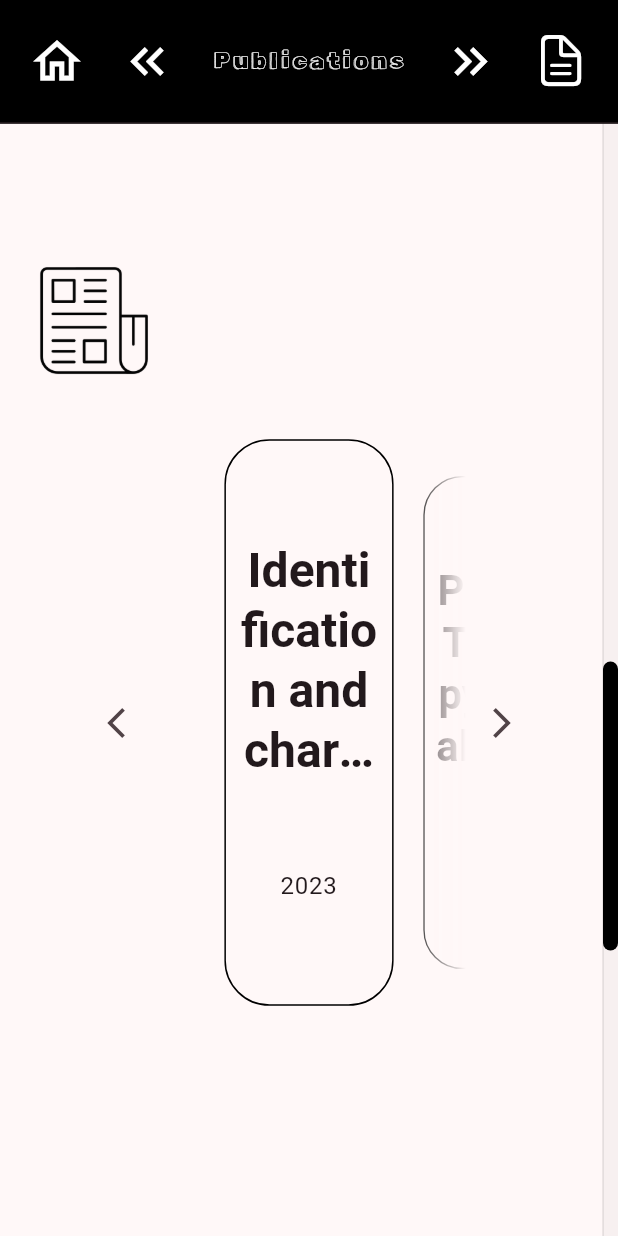
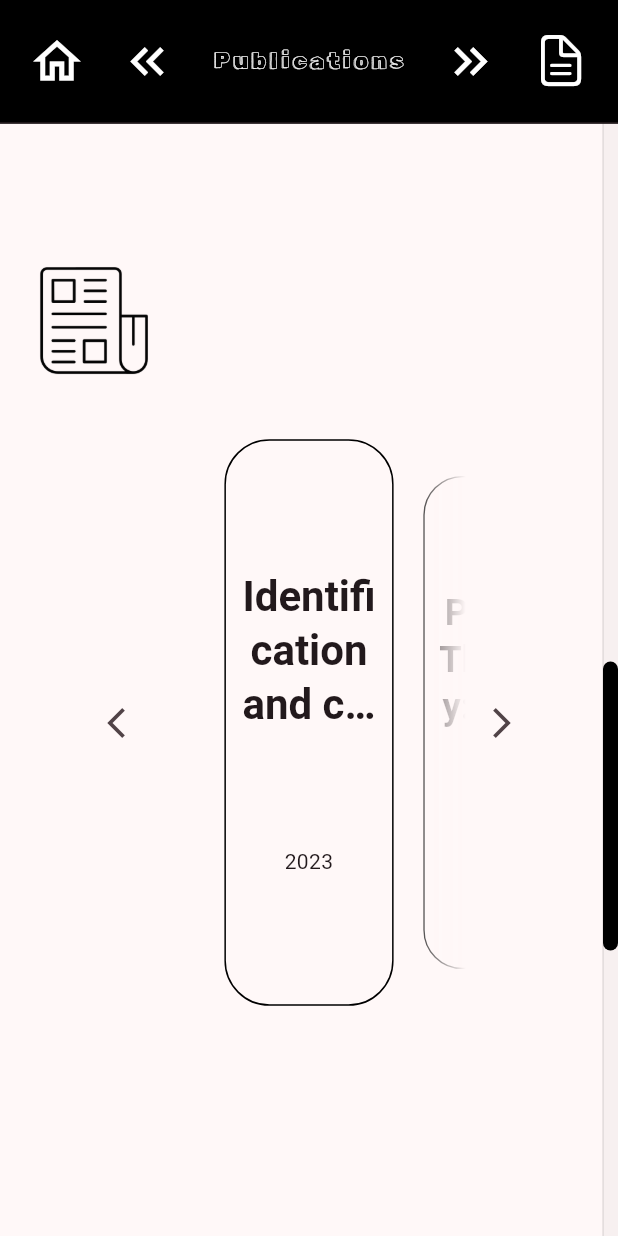
Before and after one commit to siva-ratnakar/home_page, a Flutter app: the ProfessionalPage screen opened by its route, scrolled down 1152 dp, on a phone screen of 412 x 824 dp. Run offline on Flutter 3.47's test engine with Material 3 defaults, Android fonts, the phone set to English and light mode, and no system bars; drawn by our look-alikes of carousel_slider; our stand-ins replace flutter_animate, go_router.

Commit message:
update prof. page text

```diff
--- a/lib/professional/src/body.dart
+++ b/lib/professional/src/body.dart
@@ -331,8 +331,8 @@ class CardFront extends StatelessWidget {
       children: [
         Text(
           item.title,
-          maxLines: 4,
-          style: Theme.of(context).textTheme.headlineLarge!.copyWith(
+          maxLines: 3,
+          style: Theme.of(context).textTheme.headlineMedium!.copyWith(
                 fontWeight: FontWeight.bold,
                 overflow: TextOverflow.ellipsis,
               ),
@@ -340,16 +340,15 @@ class CardFront extends StatelessWidget {
         if (item.description != null)
           Text(
             item.description!,
-            maxLines: 4,
-            style: Theme.of(context).textTheme.titleLarge!.copyWith(
+            style: Theme.of(context).textTheme.titleMedium!.copyWith(
                   // TODO(immadisairaj): check the overflow
                   // situation with more text
-                  overflow: TextOverflow.ellipsis,
+                  overflow: TextOverflow.visible,
                 ),
           ).center,
         Text(
           item.time,
-          style: Theme.of(context).textTheme.bodyLarge!.copyWith(),
+          style: Theme.of(context).textTheme.bodyMedium!.copyWith(),
         ).center,
       ],
     );
```
